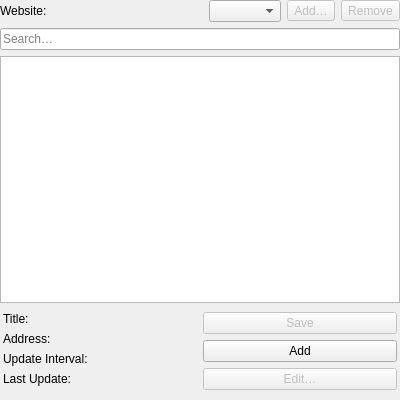
Old version of the form src/modules/windows/contentFilters/ContentFiltersContentsWidget.ui in the repository OtterBrowser/otter-browser.
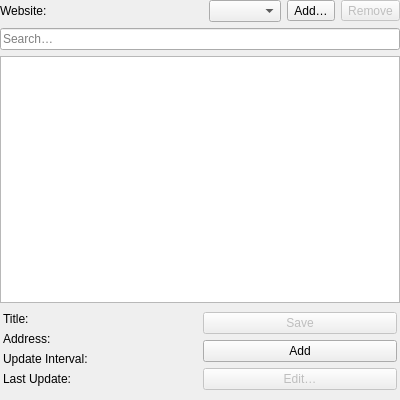
New version of the form. Custom widgets are drawn as their Qt base class.

Commit message: Handle adding of override

What changed in the file:
```diff
--- a/src/modules/windows/contentFilters/ContentFiltersContentsWidget.ui
+++ b/src/modules/windows/contentFilters/ContentFiltersContentsWidget.ui
@@ -88,9 +88,6 @@
          </item>
          <item>
           <widget class="QToolButton" name="addHostButton">
-           <property name="enabled">
-            <bool>false</bool>
-           </property>
            <property name="text">
             <string>Add…</string>
            </property>
```
The commit also changes 1 other file.
